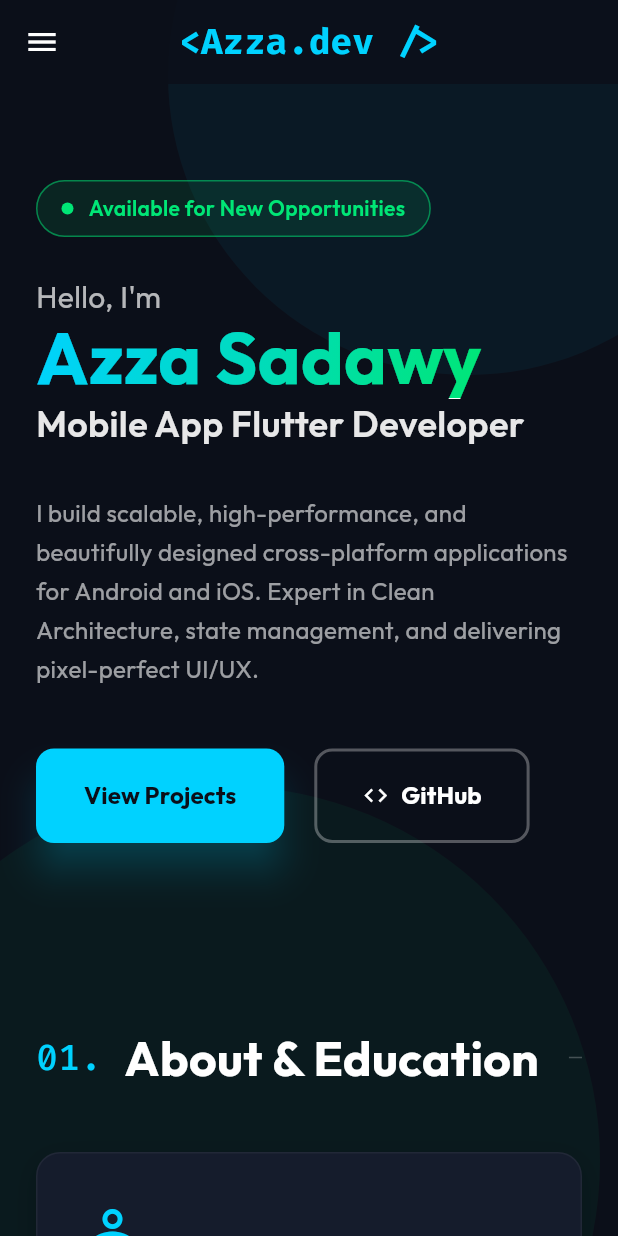
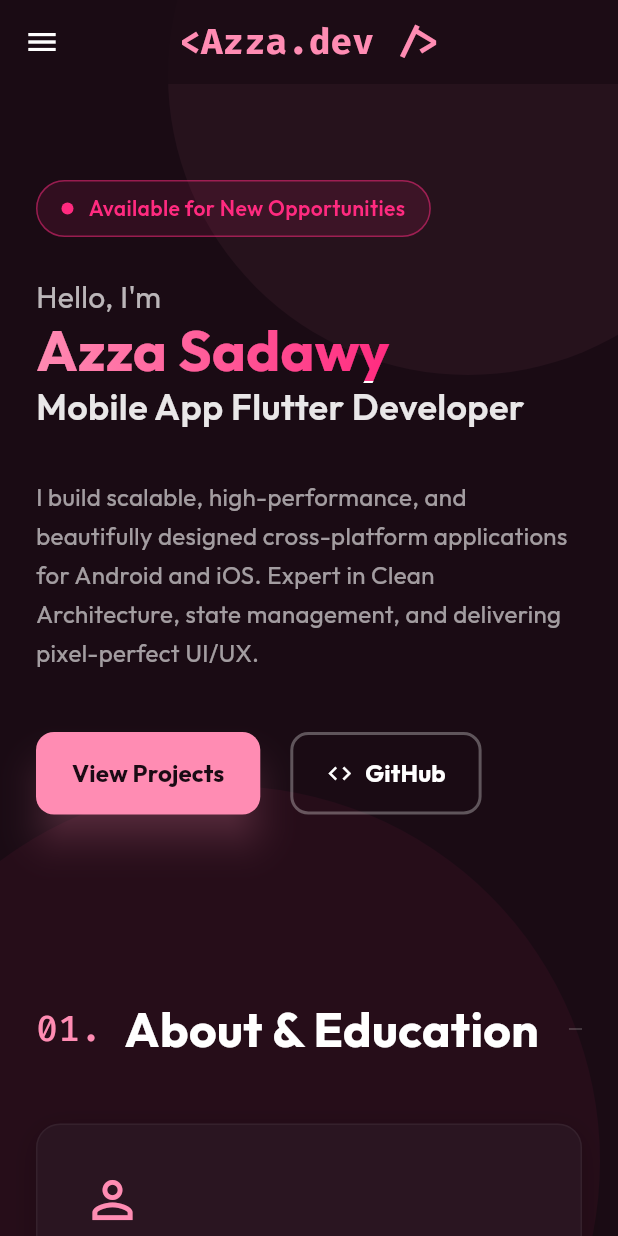
Before and after one commit to azzas7dawy/azzas7dawy.github.io, a Flutter app: the screen it shows after launch, on a phone screen of 412 x 824 dp. Run offline on Flutter 3.47's test engine with Material 3 defaults, Android fonts, the phone set to English and light mode, and no system bars; drawn by our look-alikes of flutter_animate; our stand-ins replace google_fonts, video_player, visibility_detector.

Commit message:
Update theme, icon, and compressed video assets

```diff
--- a/lib/main.dart
+++ b/lib/main.dart
@@ -19,11 +19,11 @@ class AzzaPortfolioApp extends StatelessWidget {
       title: 'Azza Sadawy | Mobile App Flutter Developer',
       debugShowCheckedModeBanner: false,
       theme: ThemeData.dark().copyWith(
-        scaffoldBackgroundColor: const Color(0xFF0B0F19), // Deeper Dark Navy
+        scaffoldBackgroundColor: const Color(0xFF1A0B14), // Deeper Dark Navy
         colorScheme: const ColorScheme.dark(
-          primary: Color(0xFF00E676), // Emerald Green
-          secondary: Color(0xFF00D2FF), // Neon Cyan
-          surface: Color(0xFF151C2C),
+          primary: Color(0xFFFF2A7F), // Emerald Green
+          secondary: Color(0xFFFF8CB3), // Neon Cyan
+          surface: Color(0xFF2A1521),
         ),
         textTheme: GoogleFonts.outfitTextTheme(ThemeData.dark().textTheme),
       ),
@@ -73,13 +73,13 @@ class _PortfolioHomePageState extends State<PortfolioHomePage> {
     return Scaffold(
       extendBodyBehindAppBar: true,
       appBar: AppBar(
-        backgroundColor: const Color(0xFF0B0F19).withOpacity(0.85),
+        backgroundColor: const Color(0xFF1A0B14).withOpacity(0.85),
         elevation: 0,
         centerTitle: isMobile,
         title: Text(
           '<Azza.dev />',
           style: GoogleFonts.firaCode(
-            color: const Color(0xFF00D2FF),
+            color: const Color(0xFFFF8CB3),
             fontWeight: FontWeight.bold,
             fontSize: 24,
           ),
@@ -101,7 +101,7 @@ class _PortfolioHomePageState extends State<PortfolioHomePage> {
       ),
       drawer: isMobile
           ? Drawer(
-              backgroundColor: const Color(0xFF151C2C),
+              backgroundColor: const Color(0xFF2A1521),
               child: ListView(
                 padding: const EdgeInsets.symmetric(
                   vertical: 60,
@@ -111,7 +111,7 @@ class _PortfolioHomePageState extends State<PortfolioHomePage> {
                   Text(
                     '<Azza.dev />',
                     style: GoogleFonts.firaCode(
-                      color: const Color(0xFF00D2FF),
+                      color: const Color(0xFFFF8CB3),
                       fontSize: 24,
                       fontWeight: FontWeight.bold,
                     ),
@@ -143,7 +143,7 @@ class _PortfolioHomePageState extends State<PortfolioHomePage> {
                       height: 400,
                       decoration: BoxDecoration(
                         shape: BoxShape.circle,
-                        color: const Color(0xFF00D2FF).withOpacity(0.05),
+                        color: const Color(0xFFFF8CB3).withOpacity(0.05),
                       ),
                     )
                     .animate(
@@ -164,7 +164,7 @@ class _PortfolioHomePageState extends State<PortfolioHomePage> {
                       height: 500,
                       decoration: BoxDecoration(
                         shape: BoxShape.circle,
-                        color: const Color(0xFF00E676).withOpacity(0.05),
+                        color: const Color(0xFFFF2A7F).withOpacity(0.05),
                       ),
                     )
                     .animate(
@@ -253,14 +253,14 @@ class _PortfolioHomePageState extends State<PortfolioHomePage> {
         ),
         child: Text(title)
             .animate(onPlay: (controller) => controller.repeat(reverse: true))
-            .tint(color: const Color(0xFF00D2FF), duration: 200.ms),
+            .tint(color: const Color(0xFFFF8CB3), duration: 200.ms),
       ),
     );
   }
 
   Widget _drawerItem(String title, IconData icon, GlobalKey key) {
     return ListTile(
-      leading: Icon(icon, color: const Color(0xFF00D2FF)),
+      leading: Icon(icon, color: const Color(0xFFFF8CB3)),
       title: Text(
         title,
         style: const TextStyle(fontSize: 16, color: Colors.white),
@@ -270,7 +270,7 @@ class _PortfolioHomePageState extends State<PortfolioHomePage> {
         _scrollToSection(key);
       },
       shape: RoundedRectangleBorder(borderRadius: BorderRadius.circular(10)),
-      hoverColor: const Color(0xFF00D2FF).withOpacity(0.1),
+      hoverColor: const Color(0xFFFF8CB3).withOpacity(0.1),
     );
   }
 
@@ -292,10 +292,10 @@ class _PortfolioHomePageState extends State<PortfolioHomePage> {
                       vertical: 8,
                     ),
                     decoration: BoxDecoration(
-                      color: const Color(0xFF00E676).withOpacity(0.1),
+                      color: const Color(0xFFFF2A7F).withOpacity(0.1),
                       borderRadius: BorderRadius.circular(30),
                       border: Border.all(
-                        color: const Color(0xFF00E676).withOpacity(0.5),
+                        color: const Color(0xFFFF2A7F).withOpacity(0.5),
                       ),
                     ),
                     child: Row(
@@ -305,7 +305,7 @@ class _PortfolioHomePageState extends State<PortfolioHomePage> {
                               width: 8,
                               height: 8,
                               decoration: const BoxDecoration(
-                                color: Color(0xFF00E676),
+                                color: Color(0xFFFF2A7F),
                                 shape: BoxShape.circle,
                               ),
                             )
@@ -318,7 +318,7 @@ class _PortfolioHomePageState extends State<PortfolioHomePage> {
                         const Text(
                           'Available for New Opportunities',
                           style: TextStyle(
-                            color: Color(0xFF00E676),
+                            color: Color(0xFFFF2A7F),
                             fontWeight: FontWeight.w600,
                             fontSize: 14,
                           ),
@@ -338,14 +338,14 @@ class _PortfolioHomePageState extends State<PortfolioHomePage> {
 
                   ShaderMask(
                         shaderCallback: (bounds) => const LinearGradient(
-                          colors: [Color(0xFF00D2FF), Color(0xFF00E676)],
+                          colors: [Color(0xFFFF8CB3), Color(0xFFFF2A7F)],
                           begin: Alignment.topLeft,
                           end: Alignment.bottomRight,
                         ).createShader(bounds),
                         child: Text(
                           'Azza Sadawy',
                           style: GoogleFonts.outfit(
-                            fontSize: isMobile ? 48 : 80,
+                            fontSize: isMobile ? 38 : 80,
                             fontWeight: FontWeight.bold,
                             color: Colors.white,
                             height: 1.1,
@@ -386,9 +386,12 @@ class _PortfolioHomePageState extends State<PortfolioHomePage> {
                       ElevatedButton(
                         onPressed: () => _scrollToSection(_projectsKey),
                         style: ElevatedButton.styleFrom(
-                          backgroundColor: const Color(0xFF00D2FF),
-                          foregroundColor: const Color(0xFF0B0F19),
-                          padding: const EdgeInsets.symmetric(
+                          backgroundColor: const Color(0xFFFF8CB3),
+                          foregroundColor: const Color(0xFF1A0B14),
+                          padding: isMobile ? const EdgeInsets.symmetric(
+                            horizontal: 24,
+                            vertical: 16,
+                          ) : const EdgeInsets.symmetric(
                             horizontal: 32,
                             vertical: 20,
                           ),
@@ -396,7 +399,7 @@ class _PortfolioHomePageState extends State<PortfolioHomePage> {
                             borderRadius: BorderRadius.circular(12),
                           ),
                           elevation: 10,
-                          shadowColor: const Color(0xFF00D2FF).withOpacity(0.5),
+                          shadowColor: const Color(0xFFFF8CB3).withOpacity(0.5),
                         ),
                         child: const Text(
                           'View Projects',
@@ -424,7 +427,10 @@ class _PortfolioHomePageState extends State<PortfolioHomePage> {
                             color: Colors.white30,
                             width: 2,
                           ),
-                          padding: const EdgeInsets.symmetric(
+                          padding: isMobile ? const EdgeInsets.symmetric(
+                            horizontal: 24,
+                            vertical: 16,
+                          ) : const EdgeInsets.symmetric(
                             horizontal: 32,
                             vertical: 20,
                           ),
@@ -449,17 +455,17 @@ class _PortfolioHomePageState extends State<PortfolioHomePage> {
                       shape: BoxShape.circle,
                       gradient: LinearGradient(
                         colors: [
-                          const Color(0xFF00D2FF).withOpacity(0.2),
-                          const Color(0xFF00E676).withOpacity(0.2),
+                          const Color(0xFFFF8CB3).withOpacity(0.2),
+                          const Color(0xFFFF2A7F).withOpacity(0.2),
                         ],
                       ),
                       border: Border.all(
-                        color: const Color(0xFF00D2FF).withOpacity(0.5),
+                        color: const Color(0xFFFF8CB3).withOpacity(0.5),
                         width: 2,
                       ),
                       boxShadow: [
                         BoxShadow(
-                          color: const Color(0xFF00D2FF).withOpacity(0.15),
+                          color: const Color(0xFFFF8CB3).withOpacity(0.15),
                           blurRadius: 50,
                           spreadRadius: 20,
                         ),
@@ -503,7 +509,7 @@ class _PortfolioHomePageState extends State<PortfolioHomePage> {
           const Icon(
             Icons.person_outline,
             size: 40,
-            color: Color(0xFF00D2FF),
+            color: Color(0xFFFF8CB3),
           ),
           const SizedBox(height: 20),
           const Text(
@@ -536,7 +542,7 @@ class _PortfolioHomePageState extends State<PortfolioHomePage> {
           const Icon(
             Icons.school_outlined,
             size: 40,
-            color: Color(0xFF00E676),
+            color: Color(0xFFFF2A7F),
           ),
           const SizedBox(height: 20),
           const Text(
@@ -626,13 +632,13 @@ class _PortfolioHomePageState extends State<PortfolioHomePage> {
                       vertical: 6,
                     ),
                     decoration: BoxDecoration(
-                      color: const Color(0xFF00D2FF).withOpacity(0.1),
+                      color: const Color(0xFFFF8CB3).withOpacity(0.1),
                       borderRadius: BorderRadius.circular(20),
                     ),
                     child: const Text(
                       'September 2024',
                       style: TextStyle(
-                        color: Color(0xFF00D2FF),
+                        color: Color(0xFFFF8CB3),
                         fontWeight: FontWeight.w600,
                       ),
                     ),
@@ -644,7 +650,7 @@ class _PortfolioHomePageState extends State<PortfolioHomePage> {
                 'Sabooba App Team',
                 style: TextStyle(
                   fontSize: 18,
-                  color: Color(0xFF00E676),
+                  color: Color(0xFFFF2A7F),
                   fontWeight: FontWeight.w500,
                 ),
               ),
@@ -748,7 +754,7 @@ class _PortfolioHomePageState extends State<PortfolioHomePage> {
         children: [
           Row(
             children: [
-              Icon(icon, color: const Color(0xFF00D2FF), size: 28),
+              Icon(icon, color: const Color(0xFFFF8CB3), size: 28),
               const SizedBox(width: 15),
               Expanded(
                 child: Text(
@@ -774,7 +780,7 @@ class _PortfolioHomePageState extends State<PortfolioHomePage> {
                       vertical: 8,
                     ),
                     decoration: BoxDecoration(
-                      color: const Color(0xFF0B0F19),
+                      color: const Color(0xFF1A0B14),
                       borderRadius: BorderRadius.circular(8),
                       border: Border.all(color: Colors.white10),
                     ),
@@ -938,7 +944,7 @@ class _PortfolioHomePageState extends State<PortfolioHomePage> {
               const Icon(
                 Icons.folder_outlined,
                 size: 36,
-                color: Color(0xFF00D2FF),
+                color: Color(0xFFFF8CB3),
               ),
               if (grade.isNotEmpty)
                 Container(
@@ -947,13 +953,13 @@ class _PortfolioHomePageState extends State<PortfolioHomePage> {
                     vertical: 4,
                   ),
                   decoration: BoxDecoration(
-                    color: const Color(0xFF00E676).withOpacity(0.1),
+                    color: const Color(0xFFFF2A7F).withOpacity(0.1),
                     borderRadius: BorderRadius.circular(20),
                   ),
                   child: Text(
                     grade,
                     style: const TextStyle(
-                      color: Color(0xFF00E676),
+                      color: Color(0xFFFF2A7F),
                       fontWeight: FontWeight.bold,
                       fontSize: 12,
                     ),
@@ -1024,18 +1030,18 @@ class _PortfolioHomePageState extends State<PortfolioHomePage> {
             padding: const EdgeInsets.symmetric(vertical: 60, horizontal: 40),
             decoration: BoxDecoration(
               gradient: LinearGradient(
-                colors: [const Color(0xFF151C2C), const Color(0xFF0B0F19)],
+                colors: [const Color(0xFF2A1521), const Color(0xFF1A0B14)],
                 begin: Alignment.topLeft,
                 end: Alignment.bottomRight,
               ),
               borderRadius: BorderRadius.circular(24),
               border: Border.all(
-                color: const Color(0xFF00D2FF).withOpacity(0.2),
+                color: const Color(0xFFFF8CB3).withOpacity(0.2),
                 width: 1.5,
               ),
               boxShadow: [
                 BoxShadow(
-                  color: const Color(0xFF00D2FF).withOpacity(0.05),
+                  color: const Color(0xFFFF8CB3).withOpacity(0.05),
                   blurRadius: 40,
                   spreadRadius: 10,
                 ),
@@ -1080,8 +1086,8 @@ class _PortfolioHomePageState extends State<PortfolioHomePage> {
                             ),
                           ),
                           style: ElevatedButton.styleFrom(
-                            backgroundColor: const Color(0xFF00D2FF),
-                            foregroundColor: const Color(0xFF0B0F19),
+                            backgroundColor: const Color(0xFFFF8CB3),
+                            foregroundColor: const Color(0xFF1A0B14),
                             padding: const EdgeInsets.symmetric(
                               horizontal: 30,
                               vertical: 20,
@@ -1105,9 +1111,9 @@ class _PortfolioHomePageState extends State<PortfolioHomePage> {
                         ),
                       ),
                       style: OutlinedButton.styleFrom(
-                        foregroundColor: const Color(0xFF00E676),
+                        foregroundColor: const Color(0xFFFF2A7F),
                         side: const BorderSide(
-                          color: Color(0xFF00E676),
+                          color: Color(0xFFFF2A7F),
                           width: 2,
                         ),
                         padding: const EdgeInsets.symmetric(
@@ -1138,7 +1144,7 @@ class _PortfolioHomePageState extends State<PortfolioHomePage> {
           number,
           style: GoogleFonts.firaCode(
             fontSize: 24,
-            color: const Color(0xFF00D2FF),
+            color: const Color(0xFFFF8CB3),
             fontWeight: FontWeight.w500,
           ),
         ),
@@ -1159,7 +1165,7 @@ class _PortfolioHomePageState extends State<PortfolioHomePage> {
 
   BoxDecoration _cardDecoration() {
     return BoxDecoration(
-      color: const Color(0xFF151C2C),
+      color: const Color(0xFF2A1521),
       borderRadius: BorderRadius.circular(16),
       border: Border.all(color: Colors.white.withOpacity(0.05)),
       boxShadow: [
@@ -1187,14 +1193,14 @@ class _PortfolioHomePageState extends State<PortfolioHomePage> {
               width: 12,
               height: 12,
               decoration: const BoxDecoration(
-                color: Color(0xFF00D2FF),
+                color: Color(0xFFFF8CB3),
                 shape: BoxShape.circle,
               ),
             ),
             Container(
               width: 2,
               height: 80,
-              color: const Color(0xFF00D2FF).withOpacity(0.3),
+              color: const Color(0xFFFF8CB3).withOpacity(0.3),
             ),
           ],
         ),
@@ -1216,7 +1222,7 @@ class _PortfolioHomePageState extends State<PortfolioHomePage> {
                 subtitle,
                 style: const TextStyle(
                   fontSize: 15,
-                  color: Color(0xFF00E676),
+                  color: Color(0xFFFF2A7F),
                   fontWeight: FontWeight.w500,
                 ),
               ),
@@ -1252,7 +1258,7 @@ class _PortfolioHomePageState extends State<PortfolioHomePage> {
         children: [
           const Padding(
             padding: EdgeInsets.only(top: 6),
-            child: Icon(Icons.arrow_right, color: Color(0xFF00D2FF), size: 20),
+            child: Icon(Icons.arrow_right, color: Color(0xFFFF8CB3), size: 20),
           ),
           const SizedBox(width: 10),
           Expanded(
@@ -1308,7 +1314,7 @@ class _CustomVideoPlayerState extends State<_CustomVideoPlayer> {
   Widget build(BuildContext context) {
     if (_controller.value.hasError) {
       return Container(
-        color: const Color(0xFF0B0F19),
+        color: const Color(0xFF1A0B14),
         child: Center(
           child: Padding(
             padding: const EdgeInsets.all(8.0),
@@ -1323,9 +1329,9 @@ class _CustomVideoPlayerState extends State<_CustomVideoPlayer> {
     }
     if (!_controller.value.isInitialized) {
       return Container(
-        color: const Color(0xFF0B0F19),
+        color: const Color(0xFF1A0B14),
         child: const Center(
-          child: CircularProgressIndicator(color: Color(0xFF00D2FF)),
+          child: CircularProgressIndicator(color: Color(0xFFFF8CB3)),
         ),
       );
     }
@@ -1427,7 +1433,7 @@ class _ProjectShowcaseCardState extends State<ProjectShowcaseCard> {
         Text(
           widget.date,
           style: const TextStyle(
-            color: Color(0xFF00E676),
+            color: Color(0xFFFF2A7F),
             fontWeight: FontWeight.bold,
             fontSize: 14,
           ),
@@ -1446,7 +1452,7 @@ class _ProjectShowcaseCardState extends State<ProjectShowcaseCard> {
         Container(
           padding: const EdgeInsets.all(20),
           decoration: BoxDecoration(
-            color: const Color(0xFF151C2C),
+            color: const Color(0xFF2A1521),
             borderRadius: BorderRadius.circular(12),
             boxShadow: [
               BoxShadow(
@@ -1475,7 +1481,7 @@ class _ProjectShowcaseCardState extends State<ProjectShowcaseCard> {
                 (t) => Text(
                   t,
                   style: const TextStyle(
-                    color: Color(0xFF00D2FF),
+                    color: Color(0xFFFF8CB3),
                     fontSize: 14,
                     fontFamily: 'FiraCode',
                   ),
@@ -1491,7 +1497,7 @@ class _ProjectShowcaseCardState extends State<ProjectShowcaseCard> {
             label: const Text('View Source'),
             style: OutlinedButton.styleFrom(
               foregroundColor: Colors.white,
-              side: const BorderSide(color: Color(0xFF00D2FF)),
+              side: const BorderSide(color: Color(0xFFFF8CB3)),
               padding: const EdgeInsets.symmetric(horizontal: 20, vertical: 15),
             ),
           ),
@@ -1504,12 +1510,12 @@ class _ProjectShowcaseCardState extends State<ProjectShowcaseCard> {
       decoration: BoxDecoration(
         borderRadius: BorderRadius.circular(16),
         border: Border.all(
-          color: const Color(0xFF00D2FF).withOpacity(0.3),
+          color: const Color(0xFFFF8CB3).withOpacity(0.3),
           width: 2,
         ),
         boxShadow: [
           BoxShadow(
-            color: const Color(0xFF00D2FF).withOpacity(0.1),
+            color: const Color(0xFFFF8CB3).withOpacity(0.1),
             blurRadius: 30,
             spreadRadius: -5,
           ),
@@ -1520,7 +1526,7 @@ class _ProjectShowcaseCardState extends State<ProjectShowcaseCard> {
         child: widget.videoAsset != null
             ? _CustomVideoPlayer(assetPath: widget.videoAsset!)
             : Container(
-                color: const Color(0xFF0B0F19),
+                color: const Color(0xFF1A0B14),
                 child: const Center(
                   child: Icon(
                     Icons.image_outlined,
```
Also changed, not shown: pubspec.yaml (+12 -0 lines), assets/images/logo.jpeg (added), assets/video/README.txt (added), pubspec.lock, 40 other files.
